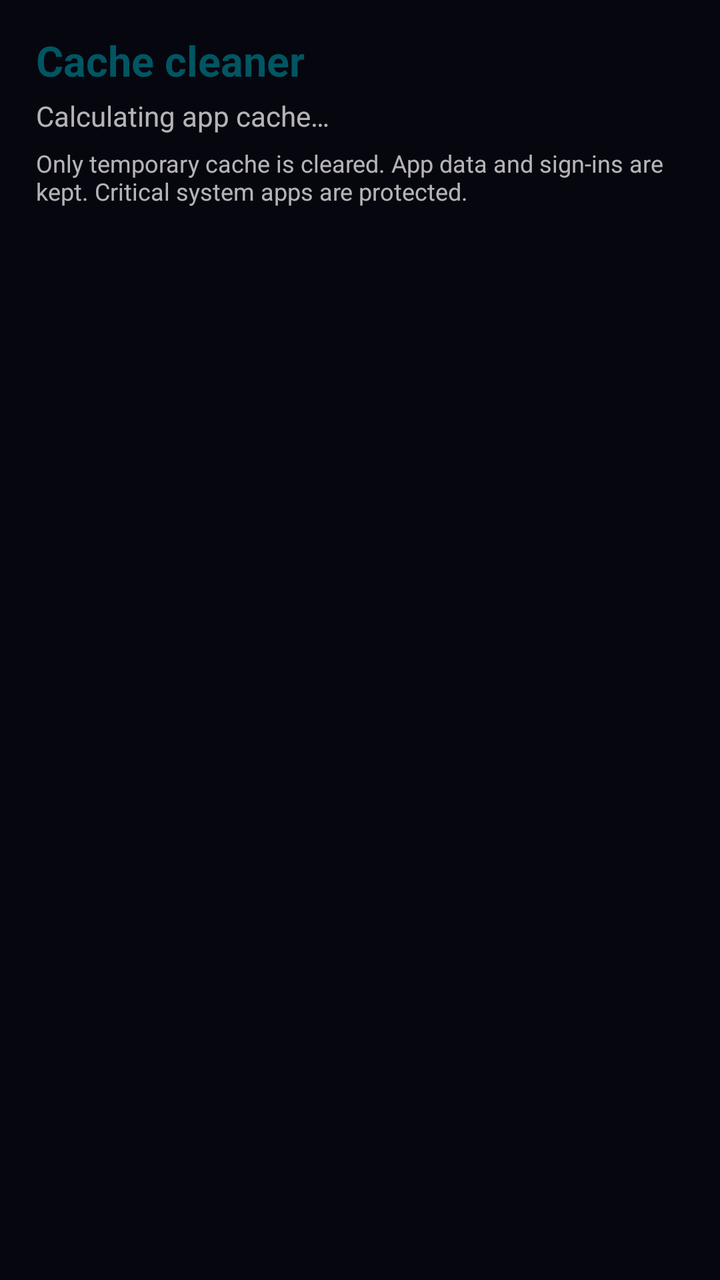
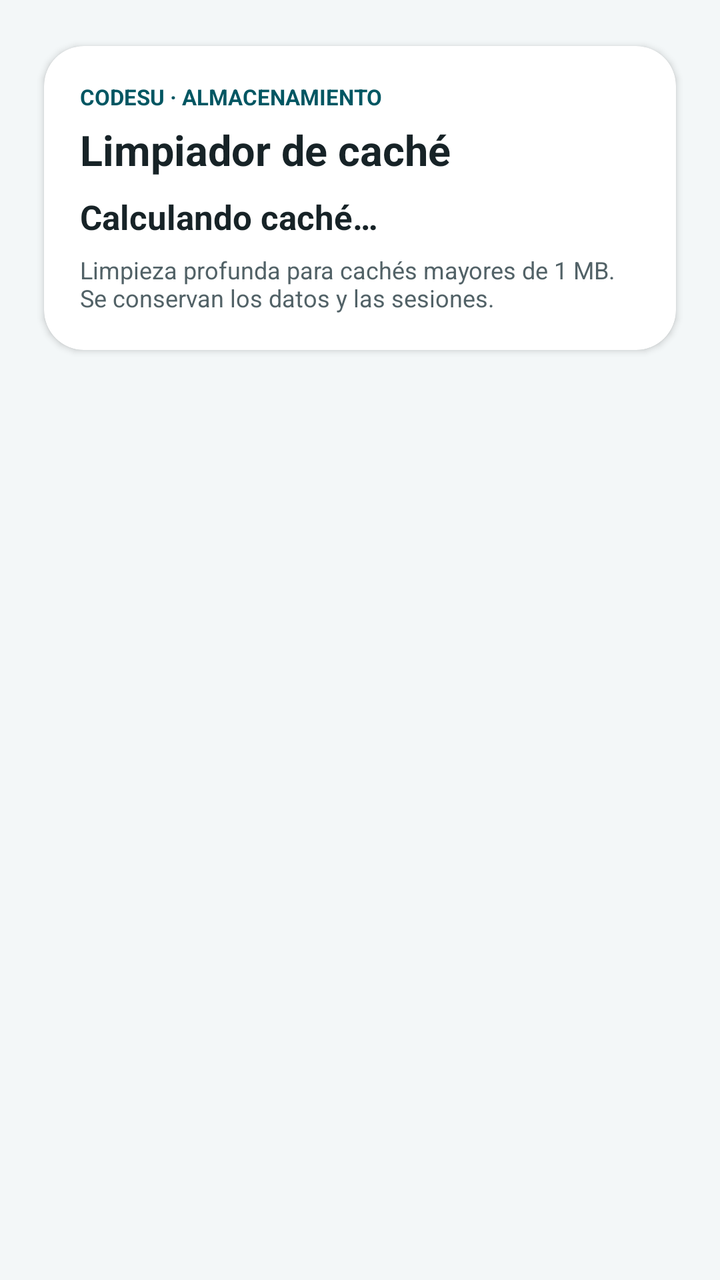

Two renders of the same Android screen: before a commit and after it. Below are the layout's source before the change and the commit's diff.
<!-- AndroidManifest.xml: another module's application theme Theme.CodeHub -->
<!-- res/layout/codesu_cache_cleaner.xml -->
<?xml version="1.0" encoding="utf-8"?>
<androidx.constraintlayout.widget.ConstraintLayout xmlns:android="http://schemas.android.com/apk/res/android"
    xmlns:app="http://schemas.android.com/apk/res-auto"
    android:layout_width="match_parent"
    android:layout_height="match_parent"
    android:paddingBottom="12dp">

    <LinearLayout
        android:id="@+id/codesu_cache_header"
        android:layout_width="match_parent"
        android:layout_height="wrap_content"
        android:orientation="vertical"
        android:paddingHorizontal="18dp"
        android:paddingTop="16dp"
        android:paddingBottom="12dp"
        app:layout_constraintTop_toTopOf="parent">

        <TextView
            android:layout_width="match_parent"
            android:layout_height="wrap_content"
            android:text="Cache cleaner"
            android:textColor="@color/codesu_accent_dark"
            android:textSize="21sp"
            android:textStyle="bold" />

        <TextView
            android:id="@+id/codesu_cache_total"
            android:layout_width="match_parent"
            android:layout_height="wrap_content"
            android:layout_marginTop="4dp"
            android:text="Calculating app cache…"
            android:textSize="14sp" />

        <TextView
            android:id="@+id/codesu_cache_safety_note"
            android:layout_width="match_parent"
            android:layout_height="wrap_content"
            android:layout_marginTop="6dp"
            android:text="Only temporary cache is cleared. App data and sign-ins are kept. Critical system apps are protected."
            android:textSize="12sp" />

        <Button
            android:id="@+id/codesu_usage_access_button"
            android:layout_width="wrap_content"
            android:layout_height="wrap_content"
            android:layout_marginTop="8dp"
            android:text="Grant cache size access"
            android:visibility="gone" />

        <ProgressBar
            android:id="@+id/codesu_cache_progress"
            style="?android:attr/progressBarStyleHorizontal"
            android:layout_width="match_parent"
            android:layout_height="6dp"
            android:layout_marginTop="10dp"
            android:max="100"
            android:progress="0"
            android:progressTint="@color/codesu_accent"
            android:visibility="gone" />

        <TextView
            android:id="@+id/codesu_cache_progress_text"
            android:layout_width="match_parent"
            android:layout_height="wrap_content"
            android:layout_marginTop="4dp"
            android:textSize="12sp"
            android:visibility="gone" />
    </LinearLayout>

    <androidx.recyclerview.widget.RecyclerView
        android:id="@+id/codesu_cache_apps"
        android:layout_width="0dp"
        android:layout_height="0dp"
        android:clipToPadding="false"
        android:paddingHorizontal="10dp"
        android:paddingBottom="76dp"
        app:layout_constraintBottom_toBottomOf="parent"
        app:layout_constraintEnd_toEndOf="parent"
        app:layout_constraintStart_toStartOf="parent"
        app:layout_constraintTop_toBottomOf="@id/codesu_cache_header" />

    <ImageButton
        android:id="@+id/codesu_cache_clean_button"
        android:layout_width="60dp"
        android:layout_height="60dp"
        android:layout_marginEnd="20dp"
        android:layout_marginBottom="18dp"
        android:background="@drawable/codesu_cache_fab_background"
        android:contentDescription="Recalculate and deep-clean app caches above 1 MB"
        android:elevation="8dp"
        android:padding="16dp"
        android:src="@drawable/codesu_ic_broom"
        android:visibility="gone"
        app:layout_constraintBottom_toBottomOf="parent"
        app:layout_constraintEnd_toEndOf="parent"
        app:tint="@color/white" />

    <TextView
        android:id="@+id/codesu_cache_empty"
        android:layout_width="match_parent"
        android:layout_height="wrap_content"
        android:gravity="center"
        android:padding="28dp"
        android:text="Grant access to view cache estimates for installed apps."
        android:textSize="14sp"
        android:visibility="gone"
        app:layout_constraintBottom_toBottomOf="parent"
        app:layout_constraintTop_toBottomOf="@id/codesu_cache_header" />

</androidx.constraintlayout.widget.ConstraintLayout>
<!-- resources referenced by this layout -->
<resources>
  <color name="codesu_accent">#007C91</color>
  <color name="codesu_accent_dark">#005662</color>
  <color name="white">#FFFFFFFF</color>
  <!-- drawable codesu_cache_fab_background (drawable) -->
  <?xml version="1.0" encoding="utf-8"?>
  <ripple xmlns:android="http://schemas.android.com/apk/res/android" android:color="#6680DEEA">
      <item>
          <shape android:shape="oval">
              <solid android:color="@color/codesu_accent" />
          </shape>
      </item>
  </ripple>
  <!-- drawable codesu_ic_broom (drawable) -->
  <vector xmlns:android="http://schemas.android.com/apk/res/android"
      android:width="24dp"
      android:height="24dp"
      android:viewportWidth="24"
      android:viewportHeight="24">
      <path
          android:fillColor="#FFFFFFFF"
          android:pathData="M19.45,2.55c-.73,-.73 -1.91,-.73 -2.64,0L8.72,10.64l-1.41,-1.41 -1.42,1.41 2.12,2.12 -5.66,5.66c-.47,.47 -.47,1.23 0,1.7l1.65,1.65c.47,.47 1.23,.47 1.7,0l5.66,-5.66 2.12,2.12 1.41,-1.42 -1.41,-1.41 8.09,-8.09c.73,-.73 .73,-1.91 0,-2.64l-2.12,-2.12zM5.56,20.12l-1.06,-1.06 5.3,-5.3 1.06,1.06 -5.3,5.3z" />
  </vector>
  <style name="Theme.CodeHub" parent="android:Theme.Material.NoActionBar">
          <item name="android:colorPrimary">#2f80ed</item>
          <item name="android:colorPrimaryDark">#080810</item>
          <item name="android:colorAccent">#2f80ed</item>
          <item name="android:windowBackground">#080810</item>
          <item name="android:statusBarColor">#080810</item>
          <item name="android:navigationBarColor">#080810</item>
          <item name="android:windowFullscreen">false</item>
          <item name="android:windowTranslucentStatus">false</item>
          <item name="android:windowTranslucentNavigation">false</item>
      </style>
</resources>

<!-- the commit's change to res/layout/codesu_cache_cleaner.xml (unified diff, before → after) -->
@@ -3,69 +3,108 @@
     xmlns:app="http://schemas.android.com/apk/res-auto"
     android:layout_width="match_parent"
     android:layout_height="match_parent"
+    android:background="@color/codesu_background"
     android:paddingBottom="12dp">
 
-    <LinearLayout
+    <androidx.cardview.widget.CardView
         android:id="@+id/codesu_cache_header"
-        android:layout_width="match_parent"
+        android:layout_width="0dp"
         android:layout_height="wrap_content"
-        android:orientation="vertical"
-        android:paddingHorizontal="18dp"
-        android:paddingTop="16dp"
-        android:paddingBottom="12dp"
+        android:layout_marginHorizontal="14dp"
+        android:layout_marginTop="14dp"
+        app:cardBackgroundColor="@color/codesu_surface"
+        app:cardCornerRadius="20dp"
+        app:cardElevation="2dp"
+        app:cardUseCompatPadding="true"
+        app:layout_constraintEnd_toEndOf="parent"
+        app:layout_constraintStart_toStartOf="parent"
         app:layout_constraintTop_toTopOf="parent">
 
-        <TextView
+        <LinearLayout
             android:layout_width="match_parent"
             android:layout_height="wrap_content"
-            android:text="Cache cleaner"
-            android:textColor="@color/codesu_accent_dark"
-            android:textSize="21sp"
-            android:textStyle="bold" />
+            android:orientation="vertical"
+            android:padding="18dp">
 
-        <TextView
-            android:id="@+id/codesu_cache_total"
-            android:layout_width="match_parent"
-            android:layout_height="wrap_content"
-            android:layout_marginTop="4dp"
-            android:text="Calculating app cache…"
-            android:textSize="14sp" />
+            <TextView
+                android:layout_width="wrap_content"
+                android:layout_height="wrap_content"
+                android:text="CODESU · ALMACENAMIENTO"
+                android:textColor="@color/codesu_accent_text"
+                android:textSize="11sp"
+                android:textStyle="bold" />
 
-        <TextView
-            android:id="@+id/codesu_cache_safety_note"
-            android:layout_width="match_parent"
-            android:layout_height="wrap_content"
-            android:layout_marginTop="6dp"
-            android:text="Only temporary cache is cleared. App data and sign-ins are kept. Critical system apps are protected."
-            android:textSize="12sp" />
+            <TextView
+                android:layout_width="match_parent"
+                android:layout_height="wrap_content"
+                android:layout_marginTop="5dp"
+                android:text="Limpiador de caché"
+                android:textColor="@color/codesu_text_primary"
+                android:textSize="21sp"
+                android:textStyle="bold" />
 
-        <Button
-            android:id="@+id/codesu_usage_access_button"
-            android:layout_width="wrap_content"
-            android:layout_height="wrap_content"
-            android:layout_marginTop="8dp"
-            android:text="Grant cache size access"
-            android:visibility="gone" />
+            <TextView
+                android:id="@+id/codesu_cache_total"
+                android:layout_width="match_parent"
+                android:layout_height="wrap_content"
+                android:layout_marginTop="8dp"
+                android:text="Calculando caché…"
+                android:textColor="@color/codesu_text_primary"
+                android:textSize="17sp"
+                android:textStyle="bold" />
 
-        <ProgressBar
-            android:id="@+id/codesu_cache_progress"
-            style="?android:attr/progressBarStyleHorizontal"
-            android:layout_width="match_parent"
-            android:layout_height="6dp"
-            android:layout_marginTop="10dp"
-            android:max="100"
-            android:progress="0"
-            android:progressTint="@color/codesu_accent"
-            android:visibility="gone" />
+            <TextView
+                android:id="@+id/codesu_cache_result"
+                android:layout_width="match_parent"
+                android:layout_height="wrap_content"
+                android:layout_marginTop="9dp"
+                android:background="@drawable/codesu_cache_result_background"
+                android:paddingHorizontal="12dp"
+                android:paddingVertical="9dp"
+                android:textColor="@color/codesu_accent_text"
+                android:textSize="12sp"
+                android:textStyle="bold"
+                android:visibility="gone" />
 
-        <TextView
-            android:id="@+id/codesu_cache_progress_text"
-            android:layout_width="match_parent"
-            android:layout_height="wrap_content"
-            android:layout_marginTop="4dp"
-            android:textSize="12sp"
-            android:visibility="gone" />
-    </LinearLayout>
+            <TextView
+                android:id="@+id/codesu_cache_safety_note"
+                android:layout_width="match_parent"
+                android:layout_height="wrap_content"
+                android:layout_marginTop="7dp"
+                android:text="Limpieza profunda para cachés mayores de 1 MB. Se conservan los datos y las sesiones."
+                android:textColor="@color/codesu_text_secondary"
+                android:textSize="12sp" />
+
+            <Button
+                android:id="@+id/codesu_usage_access_button"
+                android:layout_width="wrap_content"
+                android:layout_height="wrap_content"
+                android:layout_marginTop="8dp"
+                android:text="Permitir acceso al uso"
+                android:textColor="@color/codesu_accent_text"
+                android:visibility="gone" />
+
+            <ProgressBar
+                android:id="@+id/codesu_cache_progress"
+                style="?android:attr/progressBarStyleHorizontal"
+                android:layout_width="match_parent"
+                android:layout_height="6dp"
+                android:layout_marginTop="12dp"
+                android:max="100"
+                android:progress="0"
+                android:progressTint="@color/codesu_accent_text"
+                android:visibility="gone" />
+
+            <TextView
+                android:id="@+id/codesu_cache_progress_text"
+                android:layout_width="match_parent"
+                android:layout_height="wrap_content"
+                android:layout_marginTop="5dp"
+                android:textColor="@color/codesu_text_secondary"
+                android:textSize="12sp"
+                android:visibility="gone" />
+        </LinearLayout>
+    </androidx.cardview.widget.CardView>
 
     <androidx.recyclerview.widget.RecyclerView
         android:id="@+id/codesu_cache_apps"
@@ -86,7 +125,7 @@
         android:layout_marginEnd="20dp"
         android:layout_marginBottom="18dp"
         android:background="@drawable/codesu_cache_fab_background"
-        android:contentDescription="Recalculate and deep-clean app caches above 1 MB"
+        android:contentDescription="Medir y limpiar cachés mayores de 1 MB"
         android:elevation="8dp"
         android:padding="16dp"
         android:src="@drawable/codesu_ic_broom"
@@ -101,7 +140,8 @@
         android:layout_height="wrap_content"
         android:gravity="center"
         android:padding="28dp"
-        android:text="Grant access to view cache estimates for installed apps."
+        android:text="Concede acceso al uso para consultar el tamaño de caché de las apps instaladas."
+        android:textColor="@color/codesu_text_secondary"
         android:textSize="14sp"
         android:visibility="gone"
         app:layout_constraintBottom_toBottomOf="parent"
<!-- resource entries referenced after the edit -->
@@ -1,7 +1,12 @@
 <!-- resources referenced by this layout -->
 <resources>
+  <color name="codesu_accent_text">#005662</color>
+  <color name="codesu_background">#FFF3F7F8</color>
+  <color name="codesu_surface">#FFFFFFFF</color>
+  <color name="codesu_text_primary">#FF172327</color>
+  <color name="codesu_text_secondary">#FF526267</color>
   <color name="codesu_accent">#007C91</color>
-  <color name="codesu_accent_dark">#005662</color>
+  <color name="codesu_result_surface">#FFE5F4F3</color>
   <color name="white">#FFFFFFFF</color>
   <!-- drawable codesu_cache_fab_background (drawable) -->
   <?xml version="1.0" encoding="utf-8"?>
@@ -12,6 +17,12 @@
           </shape>
       </item>
   </ripple>
+  <!-- drawable codesu_cache_result_background (drawable) -->
+  <?xml version="1.0" encoding="utf-8"?>
+  <shape xmlns:android="http://schemas.android.com/apk/res/android" android:shape="rectangle">
+      <solid android:color="@color/codesu_result_surface" />
+      <corners android:radius="12dp" />
+  </shape>
   <!-- drawable codesu_ic_broom (drawable) -->
   <vector xmlns:android="http://schemas.android.com/apk/res/android"
       android:width="24dp"
